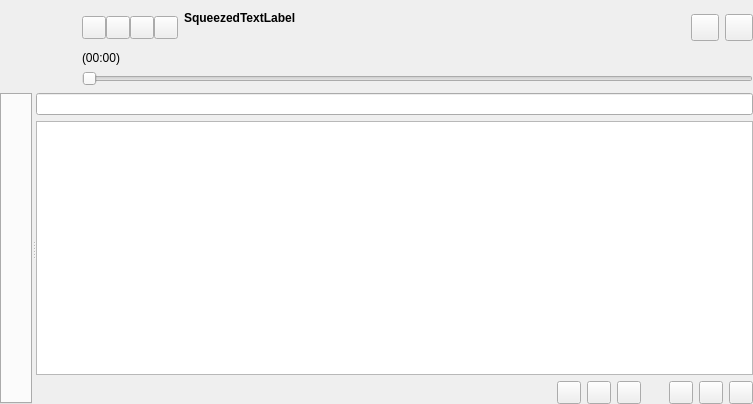
Before: the Qt Designer form gui/mainwindow.ui in polpo/cantata-mac, drawn with Qt 5.
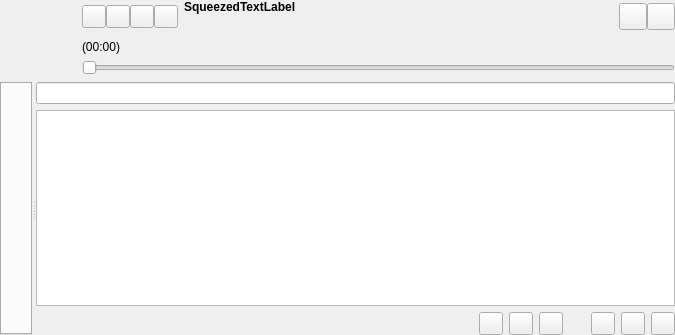
After: the same form once the commit is applied. Custom widgets are drawn as their Qt base class.

Commit message: Reduce control button spacing

```diff
--- a/gui/mainwindow.ui
+++ b/gui/mainwindow.ui
@@ -6,21 +6,15 @@
    <rect>
     <x>0</x>
     <y>0</y>
-    <width>753</width>
-    <height>404</height>
+    <width>675</width>
+    <height>335</height>
    </rect>
   </property>
   <property name="windowTitle">
    <string>Form</string>
   </property>
-  <layout class="QGridLayout" name="gridLayout_5">
-   <property name="leftMargin">
-    <number>0</number>
-   </property>
-   <property name="rightMargin">
-    <number>0</number>
-   </property>
-   <property name="bottomMargin">
+  <layout class="QGridLayout" name="gridLayout_2">
+   <property name="margin">
     <number>0</number>
    </property>
    <item row="0" column="0" rowspan="3">
@@ -96,7 +90,22 @@
      </item>
     </layout>
    </item>
-   <item row="0" column="4">
+   <item row="0" column="3">
+    <layout class="QHBoxLayout" name="horizontalLayout_3">
+     <property name="spacing">
+      <number>0</number>
+     </property>
+     <item>
+      <widget class="QToolButton" name="volumeButton">
+       <property name="iconSize">
+        <size>
+         <width>20</width>
+         <height>20</height>
+        </size>
+       </property>
+      </widget>
+     </item>
+     <item>
     <widget class="QToolButton" name="menuButton">
      <property name="iconSize">
       <size>
@@ -106,7 +115,9 @@
      </property>
     </widget>
    </item>
-   <item row="1" column="1" colspan="4">
+    </layout>
+   </item>
+   <item row="1" column="1" colspan="3">
     <widget class="SqueezedTextLabel" name="songTimeElapsedLabel">
      <property name="sizePolicy">
       <sizepolicy hsizetype="Preferred" vsizetype="Fixed">
@@ -119,7 +130,7 @@
      </property>
     </widget>
    </item>
-   <item row="2" column="1" colspan="4">
+   <item row="2" column="1" colspan="3">
     <widget class="TimeSlider" name="positionSlider">
      <property name="pageStep">
       <number>0</number>
@@ -129,7 +140,7 @@
      </property>
     </widget>
    </item>
-   <item row="3" column="0" colspan="5">
+   <item row="3" column="0" colspan="4">
     <widget class="QSplitter" name="splitter">
      <property name="enabled">
       <bool>true</bool>
@@ -261,16 +272,6 @@
      </widget>
     </widget>
    </item>
-   <item row="0" column="3">
-    <widget class="QToolButton" name="volumeButton">
-     <property name="iconSize">
-      <size>
-       <width>20</width>
-       <height>20</height>
-      </size>
-     </property>
-    </widget>
-   </item>
   </layout>
  </widget>
  <customwidgets>
```
Lines whose indentation alone changed are shown as unchanged.
